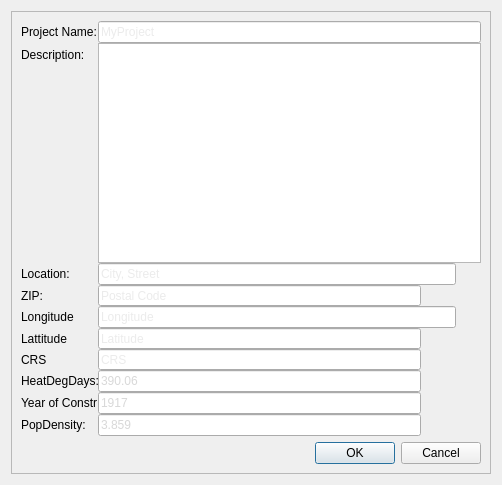
First picture: the form in mole/view/ui_project_settings_form.ui, repository UdK-VPT/Open_eQuarter, before the edit.
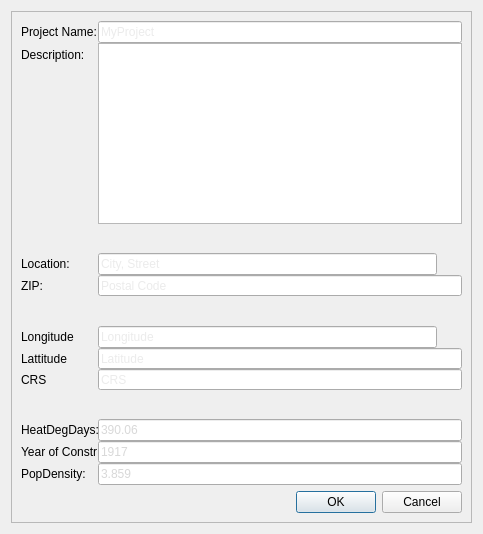
Second picture: the form after the edit. Icons and pictures are not drawn.

Commit message: Bugfixes - Project Configuration Dialog - Investigationarea Selection Extents ond Position

The edit to the form file:
```diff
--- a/mole/view/ui_project_settings_form.ui
+++ b/mole/view/ui_project_settings_form.ui
@@ -6,8 +6,8 @@
    <rect>
     <x>0</x>
     <y>0</y>
-    <width>502</width>
-    <height>485</height>
+    <width>483</width>
+    <height>534</height>
    </rect>
   </property>
   <property name="windowTitle">
@@ -145,7 +145,7 @@
          <widget class="QLineEdit" name="location_postal">
           <property name="maximumSize">
            <size>
-            <width>323</width>
+            <width>800</width>
             <height>21</height>
            </size>
           </property>
@@ -227,7 +227,7 @@
           </property>
           <property name="maximumSize">
            <size>
-            <width>323</width>
+            <width>800</width>
             <height>21</height>
            </size>
           </property>
@@ -253,7 +253,7 @@
          <widget class="QLineEdit" name="location_crs">
           <property name="maximumSize">
            <size>
-            <width>323</width>
+            <width>800</width>
             <height>21</height>
            </size>
           </property>
@@ -282,7 +282,7 @@
          <widget class="QLineEdit" name="heating_degree_days">
           <property name="maximumSize">
            <size>
-            <width>323</width>
+            <width>800</width>
             <height>16777215</height>
            </size>
           </property>
@@ -305,7 +305,7 @@
          <widget class="QLineEdit" name="average_build_year">
           <property name="maximumSize">
            <size>
-            <width>323</width>
+            <width>800</width>
             <height>16777215</height>
            </size>
           </property>
@@ -328,7 +328,7 @@
          <widget class="QLineEdit" name="population_density">
           <property name="maximumSize">
            <size>
-            <width>323</width>
+            <width>800</width>
             <height>16777215</height>
            </size>
           </property>
@@ -360,6 +360,58 @@
           </property>
          </widget>
         </item>
+        <item row="2" column="1">
+         <spacer name="verticalSpacer">
+          <property name="orientation">
+           <enum>Qt::Vertical</enum>
+          </property>
+          <property name="sizeHint" stdset="0">
+           <size>
+            <width>20</width>
+            <height>40</height>
+           </size>
+          </property>
+         </spacer>
+        </item>
+        <item row="5" column="0">
+         <spacer name="verticalSpacer_2">
+          <property name="orientation">
+           <enum>Qt::Vertical</enum>
+          </property>
+          <property name="sizeHint" stdset="0">
+           <size>
+            <width>20</width>
+            <height>40</height>
+           </size>
+          </property>
+         </spacer>
+        </item>
+        <item row="5" column="1">
+         <spacer name="verticalSpacer_3">
+          <property name="orientation">
+           <enum>Qt::Vertical</enum>
+          </property>
+          <property name="sizeHint" stdset="0">
+           <size>
+            <width>20</width>
+            <height>40</height>
+           </size>
+          </property>
+         </spacer>
+        </item>
+        <item row="9" column="1">
+         <spacer name="verticalSpacer_4">
+          <property name="orientation">
+           <enum>Qt::Vertical</enum>
+          </property>
+          <property name="sizeHint" stdset="0">
+           <size>
+            <width>20</width>
+            <height>40</height>
+           </size>
+          </property>
+         </spacer>
+        </item>
        </layout>
       </item>
       <item row="17" column="0">
```
The commit also changes 7 other files.
